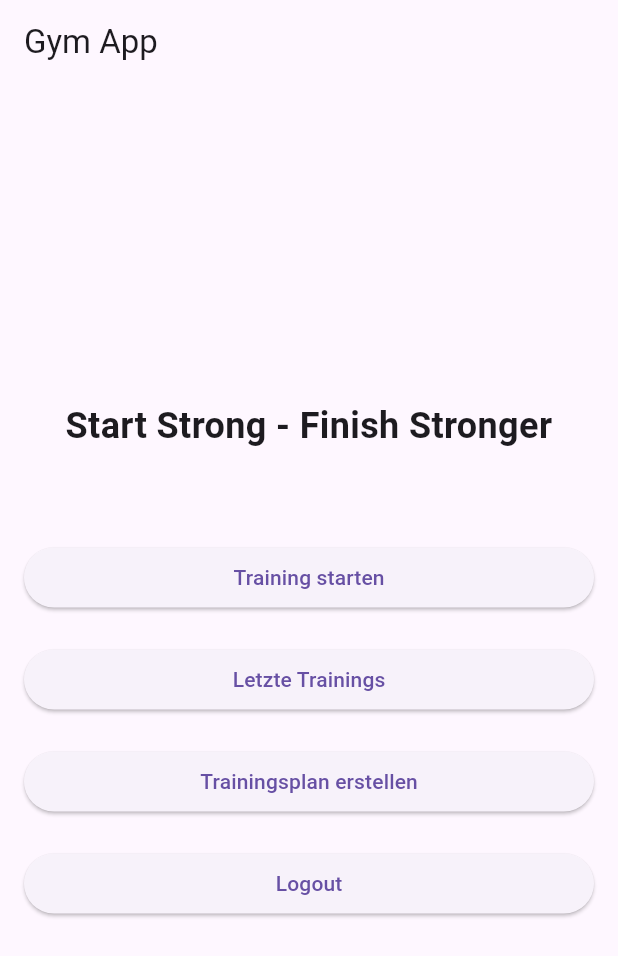
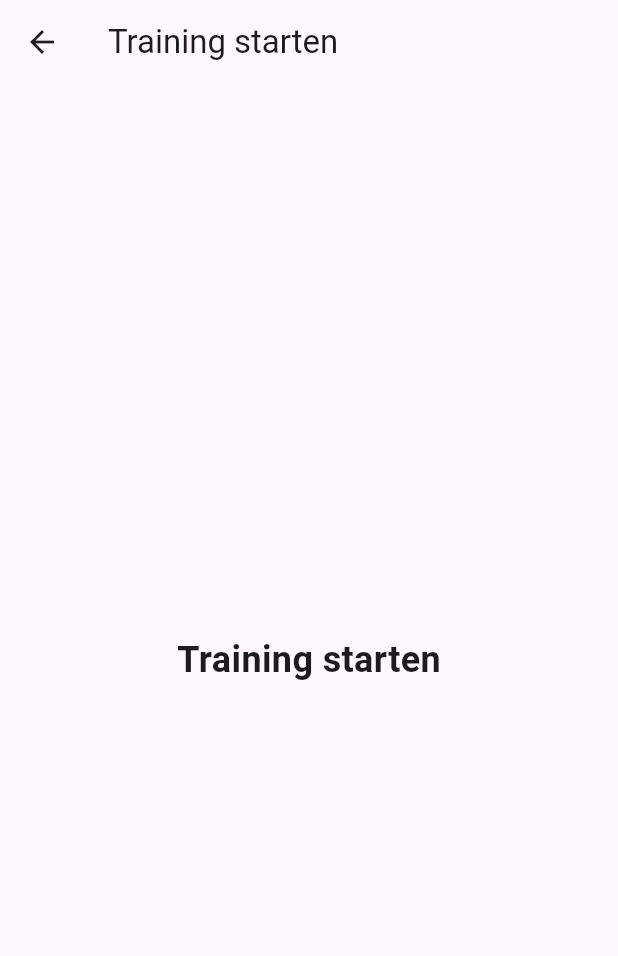
Before and after one commit to Halfsimon1234/Dominik, a Flutter app: the screen it shows after launch, after a tap on "Training starten", on a phone screen of 412 x 824 dp. Shown: the top 956 px of the screen. Run offline on Flutter 3.47's test engine with Material 3 defaults, Android fonts, the light colour scheme and no system bars.

Commit message:
Buttonfunktion angelegt

```diff
--- a/lib/main.dart
+++ b/lib/main.dart
@@ -1,5 +1,5 @@
 import 'package:flutter/material.dart';
-import 'screens/homescreen.dart'; // deine Datei importieren
+import 'screens/homescreen.dart'; // homescreen importieren
 
 // Test
 void main() {
--- a/lib/screens/homescreen.dart
+++ b/lib/screens/homescreen.dart
@@ -1,5 +1,8 @@
 // Testkommentar
 import 'package:flutter/material.dart'; // Material Design Widgets importieren
+import 'createTrainingScreen.dart';
+import 'startTrainingScreen.dart';
+import 'lastTrainingsScreen.dart';
 
 // Globale Variable
 double buttonSpace = 20.0;
@@ -11,7 +14,7 @@ class HomeScreen extends StatelessWidget {  // neues Widget HomeScreen, das von
   Widget build(BuildContext context) {  // jedes Widget braucht build Methode -> Informationen über Position, Umgebung, ...
     return Scaffold(  // Grundgerüst für eine Seite
       appBar: AppBar( // obere Leiste der Seite
-        title: const Text('Gym App'),
+        title: const Text('Rep-Track'),
       ),
       body: Padding(  // Hauptinhalt
         padding: const EdgeInsets.all(16.0),  // rundherum 16 Pixel Abstand
@@ -35,6 +38,12 @@ class HomeScreen extends StatelessWidget {  // neues Widget HomeScreen, das von
               onPressed: () {
                 // TODO: Navigation zum Training starten Screen
                 print('Training starten gedrückt');
+                Navigator.push( // auf eine neue Seite navigieren
+                  context,
+                  MaterialPageRoute(  // erstelle eine neue Route (Seite)
+                    builder: (context) => const Starttrainingscreen(),  // definiert, welche Seite angezeigt wird
+                  ),
+                );
               },
               child: const Text('Training starten'),  // Text auf dem Button
             ),
@@ -43,8 +52,13 @@ class HomeScreen extends StatelessWidget {  // neues Widget HomeScreen, das von
             // Button 2: Letzte Trainings
             ElevatedButton(
               onPressed: () {
-                // TODO: Navigation zum Letzte Trainings Screen
                 print('Letzte Trainings gedrückt');
+                 Navigator.push( // auf eine neue Seite navigieren
+                  context,
+                  MaterialPageRoute(  // erstelle eine neue Route (Seite)
+                    builder: (context) => const LastTrainingsScreen(),  // definiert, welche Seite angezeigt wird
+                  ),
+                );
               },
               child: const Text('Letzte Trainings'),
             ),
@@ -53,8 +67,13 @@ class HomeScreen extends StatelessWidget {  // neues Widget HomeScreen, das von
             // Button 3: Trainingsplan erstellen
             ElevatedButton(
               onPressed: () {
-                // TODO: Navigation zum Trainingsplan erstellen Screen
                 print('Trainingsplan erstellen gedrückt');
+                Navigator.push( // auf eine neue Seite navigieren
+                  context,
+                  MaterialPageRoute(  // erstelle eine neue Route (Seite)
+                    builder: (context) => const TrainingsplanScreen(),  // definiert, welche Seite angezeigt wird
+                  ),
+                );
               },
               child: const Text('Trainingsplan erstellen'),
             ),
--- /dev/null
+++ b/lib/screens/startTrainingScreen.dart
@@ -0,0 +1,19 @@
+// Screen für Training starten
+import 'package:flutter/material.dart';
+
+class Starttrainingscreen extends StatelessWidget {
+  const Starttrainingscreen({Key? key}) : super(key: key);
+
+  @override
+  Widget build(BuildContext context) {
+    return Scaffold(
+      appBar: AppBar(title: const Text('Training starten')),
+      body: const Center(
+        child: Text(
+          'Training starten',
+          style: TextStyle(fontSize: 24, fontWeight: FontWeight.bold),
+        ),
+      ),
+    );
+  }
+}
```
Also changed, not shown: lib/screens/createTrainingScreen.dart (added, +19 -0 lines), lib/screens/lastTrainingsScreen.dart (added, +19 -0 lines).
